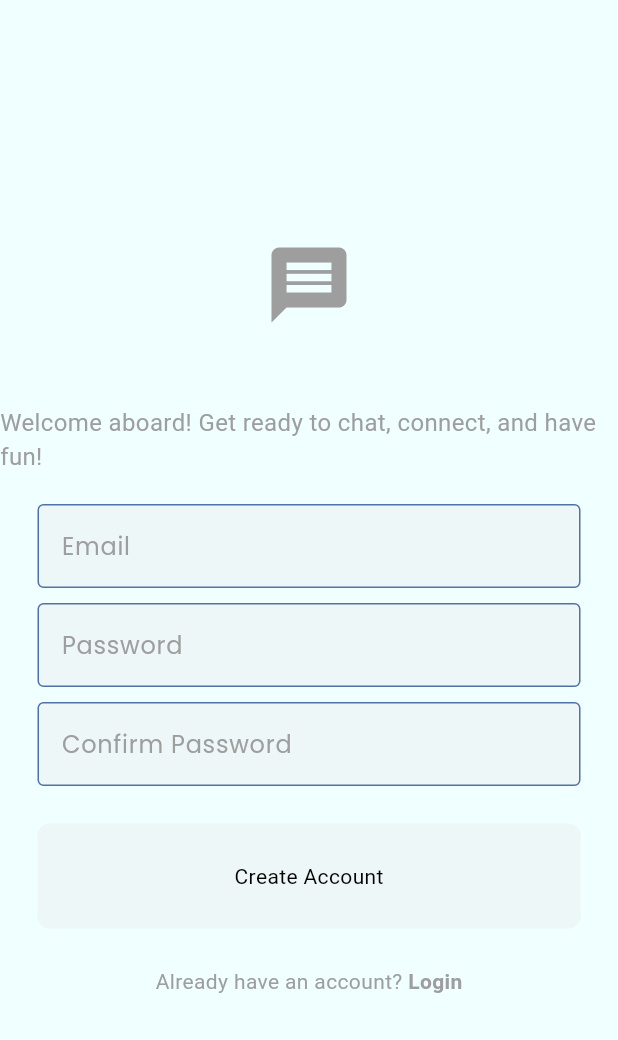
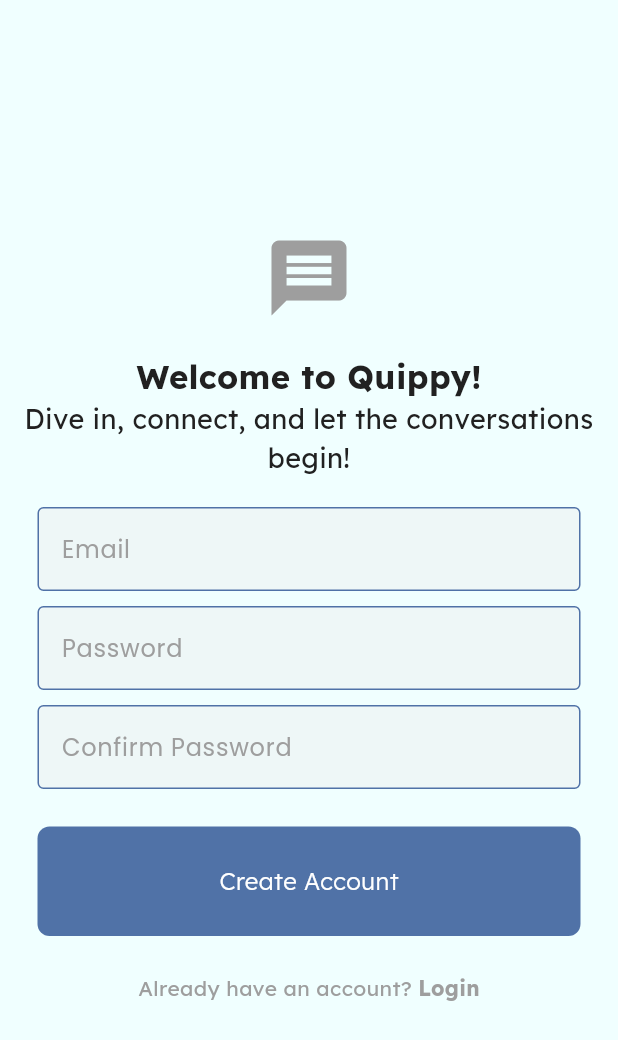
Before and after one commit to MaryEddythe/voxify, a Flutter app: the screen it shows after launch, after a tap on "Register Now!", on a phone screen of 412 x 824 dp. Shown: the top 1040 px of the screen. Run offline on Flutter 3.47's test engine with Material 3 defaults, Android fonts, the phone set to English and light mode, and no system bars; our stand-ins replace cloud_firestore, firebase_auth, firebase_core, google_fonts; accounts and stored records are empty; network calls fail.

Commit message:
google font for login and reg

```diff
--- a/lib/backend/button.dart
+++ b/lib/backend/button.dart
@@ -1,27 +1,48 @@
 import 'package:flutter/material.dart';
+import 'package:google_fonts/google_fonts.dart';
 
-class MyButton extends StatelessWidget {
+class MyButton extends StatefulWidget {
   final void Function()? onTap;
   final String text;
   const MyButton({
-    super.key,
+    Key? key,
     required this.text,
     required this.onTap,
-    });
+  }) : super(key: key);
+
+  @override
+  _MyButtonState createState() => _MyButtonState();
+}
+
+class _MyButtonState extends State<MyButton> {
+  bool _isHovered = false;
 
   @override
   Widget build(BuildContext context) {
-    return GestureDetector(
-      onTap: onTap,
+    return MouseRegion(
+      onEnter: (_) => setState(() => _isHovered = true),
+      onExit: (_) => setState(() => _isHovered = false),
+      child: GestureDetector(
+        onTap: widget.onTap,
         child: Container(
           decoration: BoxDecoration(
-          color: Theme.of(context).colorScheme.secondary,
-          borderRadius: BorderRadius.circular(8)
+            color: _isHovered ? Colors.green : Theme.of(context).colorScheme.tertiary,
+            borderRadius: BorderRadius.circular(8),
           ),
           padding: const EdgeInsets.all(25),
           margin: const EdgeInsets.symmetric(horizontal: 25),
           child: Center(
-          child: Text(text)
+            child: Text(
+              widget.text,
+              style: GoogleFonts.lexend(
+                textStyle: TextStyle(
+                  fontSize: 16,
+                  fontWeight: FontWeight.w300,
+                  color: Colors.white,
+                ),
+              ),
+            ),
+          ),
         ),
       ),
     );
--- a/lib/page/login.dart
+++ b/lib/page/login.dart
@@ -1,33 +1,32 @@
 import 'package:flutter/material.dart';
+import 'package:google_fonts/google_fonts.dart';
 import 'package:verbalize/services/auth/authservice.dart';
 import 'package:verbalize/backend/button.dart';
 import 'package:verbalize/backend/textfield.dart';
 
 class Login extends StatelessWidget {
-  //email and pass controller//
+  // email and pass controller//
   final TextEditingController _emailController = TextEditingController();
   final TextEditingController _passwordController = TextEditingController();
 
-  //tap register//
+  // tap register//
   final void Function()? onTap;
 
-   Login({super.key,  required this.onTap});
+  Login({Key? key, required this.onTap});
 
-   //login methid//
+  // login method//
   void login(BuildContext context) async {
-
-    //get auth serv//
+    // get auth serv//
     final authService = AuthService();
 
-    //try u login
+    // try u login
     try {
       await authService.signInWithEmailPassword(
         _emailController.text,
         _passwordController.text,
       );
     }
-
-    //if may error
+    // if may error
     catch (e) {
       showDialog(
         context: context,
@@ -36,35 +35,55 @@ class Login extends StatelessWidget {
         ),
       );
     }
-
   }
 
   @override
   Widget build(BuildContext context) {
     return Scaffold(
       backgroundColor: Theme.of(context).colorScheme.background,
-
-
       body: Center(
         child: Column(
           mainAxisAlignment: MainAxisAlignment.center,
           children: [
-            //logo message//
-            Icon(Icons.message,
+            // logo message//
+            Icon(
+              Icons.message,
               size: 60,
               color: Theme.of(context).colorScheme.primary,
             ),
 
-            //welcome message//
-            const SizedBox(height: 50,),
-            Text("Welcome to Voxify! Dive in, connect, and let the conversations begin!",
-            style: TextStyle(
-              color: Theme.of(context).colorScheme.primary,
-              fontSize: 16,
+            // welcome message//
+            const SizedBox(height: 20), // Adjusted size for spacing
+            Center(
+              child: Column(
+                children: [
+                  Text(
+                    "Welcome to Quippy!",
+                    style: GoogleFonts.lexend(
+                      textStyle: TextStyle(
+                        color: Theme.of(context).colorScheme.inversePrimary,
+                        fontSize: 22,
+                        fontWeight: FontWeight.w700,
+                      ),
+                    ),
+                  ),
+                  //SizedBox(height: 5), // Added space between texts
+                  Text(
+                    "Dive in, connect, and let the conversations begin!",
+                    textAlign: TextAlign.center,
+                    style: GoogleFonts.lexend(
+                      textStyle: TextStyle(
+                        color: Theme.of(context).colorScheme.inversePrimary,
+                        fontSize: 18,
+                        fontWeight: FontWeight.normal,
+                      ),
+                    ),
+                  ),
+                ],
               ),
             ),
 
-            //email//
+            // email//
             const SizedBox(height: 20),
             MyTextField(
               hintText: "Email",
@@ -72,7 +91,7 @@ class Login extends StatelessWidget {
               controller: _emailController,
             ),
 
-            //pass//
+            // pass//
             const SizedBox(height: 10),
             MyTextField(
               hintText: "Password",
@@ -80,27 +99,36 @@ class Login extends StatelessWidget {
               controller: _passwordController,
             ),
 
-            //login//
+            // login//
             const SizedBox(height: 25),
             MyButton(
               text: "Login",
               onTap: () => login(context),
             ),
 
-            //reg//
+            // reg//
             const SizedBox(height: 25),
             Row(
               mainAxisAlignment: MainAxisAlignment.center,
               children: [
-                Text("Don't have an account? ",
-                style: TextStyle(color: Theme.of(context).colorScheme.primary),
+                Text(
+                  "Don't have an account? ",
+                  style: GoogleFonts.lexend(
+                    textStyle: TextStyle(
+                      color: Theme.of(context).colorScheme.primary,
+                    ),
+                  ),
                 ),
                 GestureDetector(
                   onTap: onTap,
-                  child: Text("Register Now!",
-                  style: TextStyle(
+                  child: Text(
+                    "Register Now!",
+                    style: GoogleFonts.lexend(
+                      textStyle: TextStyle(
                         fontWeight: FontWeight.bold,
-                    color: Theme.of(context).colorScheme.primary),
+                        color: Theme.of(context).colorScheme.primary,
+                      ),
+                    ),
                   ),
                 ),
               ],
--- a/lib/page/register.dart
+++ b/lib/page/register.dart
@@ -1,21 +1,23 @@
 import 'package:flutter/material.dart';
 import 'package:flutter/widgets.dart';
+import 'package:google_fonts/google_fonts.dart';
 import 'package:verbalize/services/auth/authservice.dart';
 import 'package:verbalize/backend/button.dart';
 import 'package:verbalize/backend/textfield.dart';
 
 class Register extends StatelessWidget {
-    //email and pass controller//
+  // email and pass controller//
   final TextEditingController _emailController = TextEditingController();
   final TextEditingController _passwordController = TextEditingController();
-  final TextEditingController _confirmpasswordController = TextEditingController();
+  final TextEditingController _confirmpasswordController =
+      TextEditingController();
 
-  //tap register//
+  // tap register//
   final void Function()? onTap;
 
-   Register({super.key, required this.onTap})
-   ;
-   //register methid//
+  Register({Key? key, required this.onTap});
+
+  // register method//
   void register(BuildContext context) async {
     // Get auth service
     final _auth = AuthService();
@@ -53,28 +55,49 @@ class Register extends StatelessWidget {
   Widget build(BuildContext context) {
     return Scaffold(
       backgroundColor: Theme.of(context).colorScheme.background,
-
-
       body: Center(
         child: Column(
           mainAxisAlignment: MainAxisAlignment.center,
           children: [
-            //logo message//
-            Icon(Icons.message,
+            // logo message//
+            Icon(
+              Icons.message,
               size: 60,
               color: Theme.of(context).colorScheme.primary,
             ),
 
-            //welcome message//
-            const SizedBox(height: 50,),
-            Text("Welcome aboard! Get ready to chat, connect, and have fun!",
-            style: TextStyle(
-              color: Theme.of(context).colorScheme.primary,
-              fontSize: 16,
+            // welcome message//
+            const SizedBox(height: 20), // Adjusted size for spacing
+            Center(
+              child: Column(
+                children: [
+                  Text(
+                    "Welcome to Quippy!",
+                    style: GoogleFonts.lexend(
+                      textStyle: TextStyle(
+                        color: Theme.of(context).colorScheme.inversePrimary,
+                        fontSize: 22,
+                        fontWeight: FontWeight.w700,
+                      ),
+                    ),
+                  ),
+                  //SizedBox(height: 5), // Added space between texts
+                  Text(
+                    "Dive in, connect, and let the conversations begin!",
+                    textAlign: TextAlign.center,
+                    style: GoogleFonts.lexend(
+                      textStyle: TextStyle(
+                        color: Theme.of(context).colorScheme.inversePrimary,
+                        fontSize: 18,
+                        fontWeight: FontWeight.normal,
+                      ),
+                    ),
+                  ),
+                ],
               ),
             ),
 
-            //email//
+            // email//
             const SizedBox(height: 20),
             MyTextField(
               hintText: "Email",
@@ -82,7 +105,7 @@ class Register extends StatelessWidget {
               controller: _emailController,
             ),
 
-            //pass//
+            // pass//
             const SizedBox(height: 10),
             MyTextField(
               hintText: "Password",
@@ -90,7 +113,7 @@ class Register extends StatelessWidget {
               controller: _passwordController,
             ),
 
-             //confrim pass//
+            // confirm pass//
             const SizedBox(height: 10),
             MyTextField(
               hintText: "Confirm Password",
@@ -98,31 +121,41 @@ class Register extends StatelessWidget {
               controller: _confirmpasswordController,
             ),
 
-            //login//
+            // login//
             const SizedBox(height: 25),
             MyButton(
               text: "Create Account",
               onTap: () => register(context),
             ),
 
-            //reg//
+            // reg//
             SizedBox(height: 25),
             Row(
               mainAxisAlignment: MainAxisAlignment.center,
               children: [
-                Text("Already have an account? ",
-                style: TextStyle(color: Theme.of(context).colorScheme.primary),
+                Text(
+                  "Already have an account? ",
+                  style: GoogleFonts.lexend(
+                    textStyle: TextStyle(
+                      color: Theme.of(context).colorScheme.primary,
+                    ),
+                  ),
                 ),
                 GestureDetector(
   onTap: onTap,
-                  child: Text("Login",
-                  style: TextStyle(
+  child: Text(
+    "Login",
+    style: GoogleFonts.lexend(
+      textStyle: TextStyle(
         fontWeight: FontWeight.bold,
-                    color: Theme.of(context).colorScheme.primary),
+        color: Theme.of(context).colorScheme.primary,
       ),
     ),
+  ),
+),
+
               ],
-            ),
+            )
           ],
         ),
       ),
```
Lines whose indentation alone changed are shown as unchanged.
